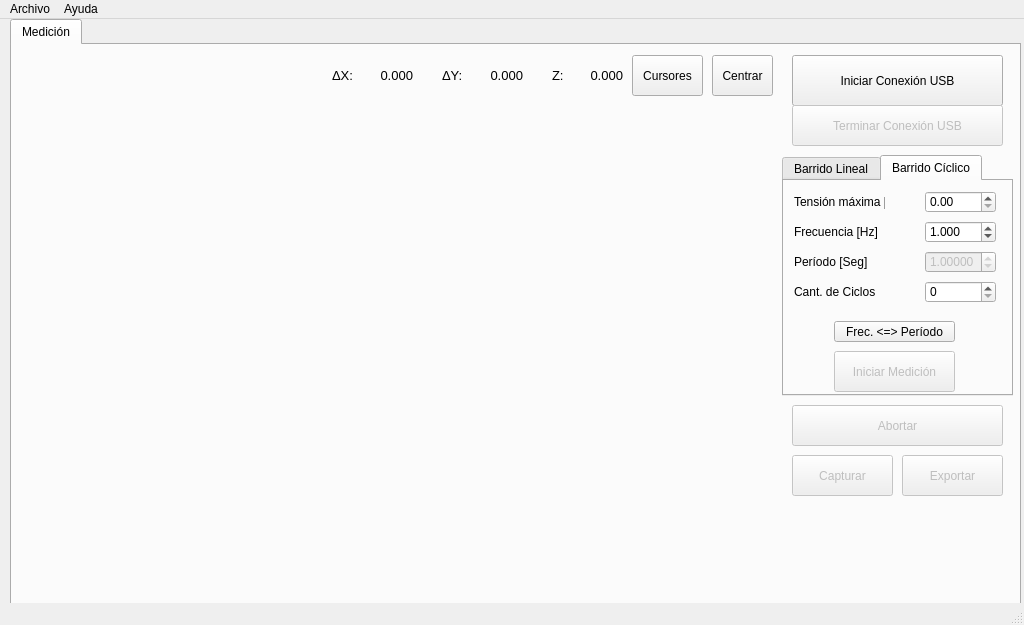
The window that qt/mainwindow.ui (potenciostato/potenciostato) describes before a commit, drawn with Qt 5.
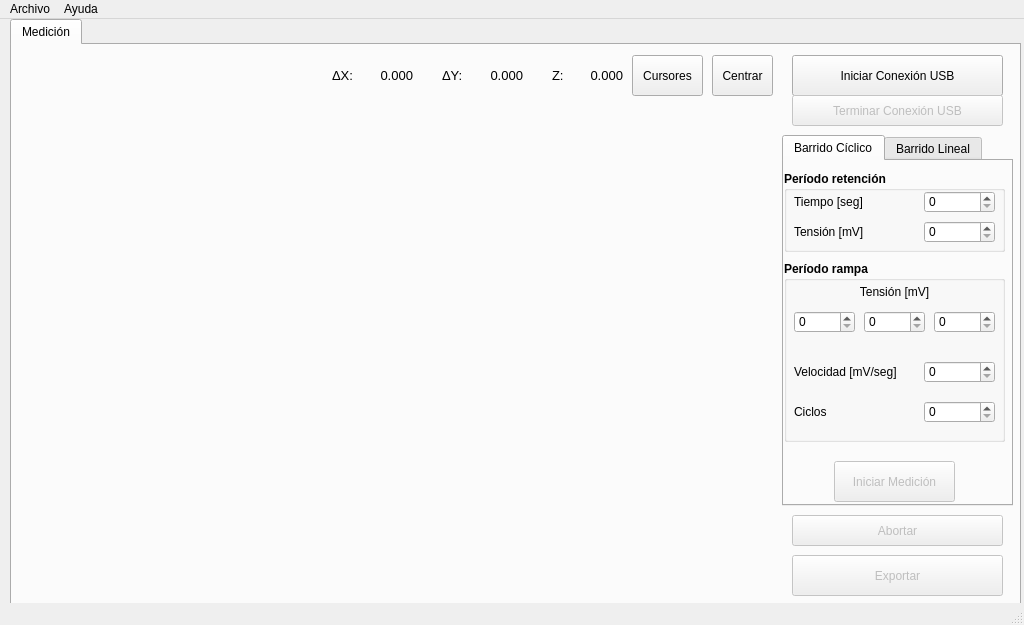
The same window after the commit. Custom widgets are drawn as their Qt base class.

The edit to the form file:
```diff
--- a/qt/mainwindow.ui
+++ b/qt/mainwindow.ui
@@ -50,9 +50,9 @@
       <property name="geometry">
        <rect>
         <x>780</x>
-        <y>360</y>
+        <y>470</y>
         <width>211</width>
-        <height>41</height>
+        <height>31</height>
        </rect>
       </property>
       <property name="font">
@@ -67,36 +67,15 @@
        <string>Abortar</string>
       </property>
      </widget>
-     <widget class="QPushButton" name="Bt_Capturar">
-      <property name="enabled">
-       <bool>false</bool>
-      </property>
-      <property name="geometry">
-       <rect>
-        <x>780</x>
-        <y>410</y>
-        <width>101</width>
-        <height>41</height>
-       </rect>
-      </property>
-      <property name="font">
-       <font>
-        <pointsize>9</pointsize>
-       </font>
-      </property>
-      <property name="text">
-       <string>Capturar</string>
-      </property>
-     </widget>
      <widget class="QPushButton" name="Bt_Exportar">
       <property name="enabled">
        <bool>false</bool>
       </property>
       <property name="geometry">
        <rect>
-        <x>890</x>
-        <y>410</y>
-        <width>101</width>
+        <x>780</x>
+        <y>510</y>
+        <width>211</width>
         <height>41</height>
        </rect>
       </property>
@@ -116,9 +95,9 @@
       <property name="geometry">
        <rect>
         <x>770</x>
-        <y>110</y>
+        <y>90</y>
         <width>231</width>
-        <height>241</height>
+        <height>371</height>
        </rect>
       </property>
       <property name="font">
@@ -126,10 +105,399 @@
         <pointsize>9</pointsize>
        </font>
       </property>
+      <property name="tabPosition">
+       <enum>QTabWidget::North</enum>
+      </property>
+      <property name="tabShape">
+       <enum>QTabWidget::Rounded</enum>
+      </property>
       <property name="currentIndex">
-       <number>1</number>
+       <number>0</number>
       </property>
-      <widget class="QWidget" name="tab">
+      <property name="elideMode">
+       <enum>Qt::ElideRight</enum>
+      </property>
+      <property name="usesScrollButtons">
+       <bool>false</bool>
+      </property>
+      <property name="documentMode">
+       <bool>false</bool>
+      </property>
+      <property name="tabsClosable">
+       <bool>false</bool>
+      </property>
+      <property name="movable">
+       <bool>false</bool>
+      </property>
+      <widget class="QWidget" name="tabCiclico">
+       <attribute name="title">
+        <string>Barrido Cíclico</string>
+       </attribute>
+       <widget class="QGroupBox" name="grupoPeriodoRetencion_2">
+        <property name="geometry">
+         <rect>
+          <x>0</x>
+          <y>10</y>
+          <width>221</width>
+          <height>81</height>
+         </rect>
+        </property>
+        <property name="font">
+         <font>
+          <pointsize>9</pointsize>
+          <weight>75</weight>
+          <bold>true</bold>
+         </font>
+        </property>
+        <property name="title">
+         <string>Período retención</string>
+        </property>
+        <widget class="QDoubleSpinBox" name="Num_SegRetCiclico">
+         <property name="geometry">
+          <rect>
+           <x>140</x>
+           <y>20</y>
+           <width>71</width>
+           <height>22</height>
+          </rect>
+         </property>
+         <property name="font">
+          <font>
+           <pointsize>9</pointsize>
+           <weight>50</weight>
+           <bold>false</bold>
+          </font>
+         </property>
+         <property name="decimals">
+          <number>0</number>
+         </property>
+         <property name="maximum">
+          <double>255.000000000000000</double>
+         </property>
+         <property name="singleStep">
+          <double>1.000000000000000</double>
+         </property>
+        </widget>
+        <widget class="QLabel" name="Lb_TenRetCiclico">
+         <property name="geometry">
+          <rect>
+           <x>10</x>
+           <y>50</y>
+           <width>91</width>
+           <height>21</height>
+          </rect>
+         </property>
+         <property name="font">
+          <font>
+           <pointsize>9</pointsize>
+           <weight>50</weight>
+           <bold>false</bold>
+          </font>
+         </property>
+         <property name="text">
+          <string>Tensión [mV]</string>
+         </property>
+        </widget>
+        <widget class="QDoubleSpinBox" name="Num_mVTenRetCiclico">
+         <property name="geometry">
+          <rect>
+           <x>140</x>
+           <y>50</y>
+           <width>71</width>
+           <height>22</height>
+          </rect>
+         </property>
+         <property name="font">
+          <font>
+           <pointsize>9</pointsize>
+           <weight>50</weight>
+           <bold>false</bold>
+          </font>
+         </property>
+         <property name="decimals">
+          <number>0</number>
+         </property>
+         <property name="maximum">
+          <double>1000.000000000000000</double>
+         </property>
+         <property name="singleStep">
+          <double>1.000000000000000</double>
+         </property>
+        </widget>
+        <widget class="QLabel" name="Lb_TiemRetCiclico">
+         <property name="geometry">
+          <rect>
+           <x>10</x>
+           <y>20</y>
+           <width>91</width>
+           <height>21</height>
+          </rect>
+         </property>
+         <property name="font">
+          <font>
+           <pointsize>9</pointsize>
+           <weight>50</weight>
+           <bold>false</bold>
+          </font>
+         </property>
+         <property name="text">
+          <string>Tiempo [seg]</string>
+         </property>
+        </widget>
+       </widget>
+       <widget class="QGroupBox" name="grupoPeriodoRetencion_3">
+        <property name="geometry">
+         <rect>
+          <x>0</x>
+          <y>100</y>
+          <width>221</width>
+          <height>181</height>
+         </rect>
+        </property>
+        <property name="font">
+         <font>
+          <pointsize>9</pointsize>
+          <weight>75</weight>
+          <bold>true</bold>
+         </font>
+        </property>
+        <property name="title">
+         <string>Período rampa</string>
+        </property>
+        <widget class="QDoubleSpinBox" name="Num_mVTen1Ciclico">
+         <property name="geometry">
+          <rect>
+           <x>10</x>
+           <y>50</y>
+           <width>61</width>
+           <height>22</height>
+          </rect>
+         </property>
+         <property name="font">
+          <font>
+           <pointsize>9</pointsize>
+           <weight>50</weight>
+           <bold>false</bold>
+          </font>
+         </property>
+         <property name="decimals">
+          <number>0</number>
+         </property>
+         <property name="maximum">
+          <double>1000.000000000000000</double>
+         </property>
+         <property name="singleStep">
+          <double>1.000000000000000</double>
+         </property>
+        </widget>
+        <widget class="QLabel" name="Lb_VelCiclico">
+         <property name="geometry">
+          <rect>
+           <x>10</x>
+           <y>100</y>
+           <width>111</width>
+           <height>21</height>
+          </rect>
+         </property>
+         <property name="font">
+          <font>
+           <pointsize>9</pointsize>
+           <weight>50</weight>
+           <bold>false</bold>
+          </font>
+         </property>
+         <property name="text">
+          <string>Velocidad [mV/seg]</string>
+         </property>
+        </widget>
+        <widget class="QDoubleSpinBox" name="Num_mVTen2Ciclico">
+         <property name="geometry">
+          <rect>
+           <x>80</x>
+           <y>50</y>
+           <width>61</width>
+           <height>22</height>
+          </rect>
+         </property>
+         <property name="font">
+          <font>
+           <pointsize>9</pointsize>
+           <weight>50</weight>
+           <bold>false</bold>
+          </font>
+         </property>
+         <property name="decimals">
+          <number>0</number>
+         </property>
+         <property name="maximum">
+          <double>1000.000000000000000</double>
+         </property>
+         <property name="singleStep">
+          <double>1.000000000000000</double>
+         </property>
+        </widget>
+        <widget class="QLabel" name="Lb_CicCiclico">
+         <property name="geometry">
+          <rect>
+           <x>10</x>
+           <y>140</y>
+           <width>111</width>
+           <height>21</height>
+          </rect>
+         </property>
+         <property name="font">
+          <font>
+           <pointsize>9</pointsize>
+           <weight>50</weight>
+           <bold>false</bold>
+          </font>
+         </property>
+         <property name="text">
+          <string>Ciclos</string>
+         </property>
+         <property name="alignment">
+          <set>Qt::AlignLeading|Qt::AlignLeft|Qt::AlignVCenter</set>
+         </property>
+        </widget>
+        <widget class="QDoubleSpinBox" name="Num_mVTen3Ciclico">
+         <property name="geometry">
+          <rect>
+           <x>150</x>
+           <y>50</y>
+           <width>61</width>
+           <height>22</height>
+          </rect>
+         </property>
+         <property name="font">
+          <font>
+           <pointsize>9</pointsize>
+           <weight>50</weight>
+           <bold>false</bold>
+          </font>
+         </property>
+         <property name="decimals">
+          <number>0</number>
+         </property>
+         <property name="maximum">
+          <double>1000.000000000000000</double>
+         </property>
+         <property name="singleStep">
+          <double>1.000000000000000</double>
+         </property>
+        </widget>
+        <widget class="QLabel" name="Lb_TenCiclico">
+         <property name="geometry">
+          <rect>
+           <x>10</x>
+           <y>20</y>
+           <width>201</width>
+           <height>21</height>
+          </rect>
+         </property>
+         <property name="font">
+          <font>
+           <pointsize>9</pointsize>
+           <weight>50</weight>
+           <bold>false</bold>
+          </font>
+         </property>
+         <property name="text">
+          <string>Tensión [mV]</string>
+         </property>
+         <property name="alignment">
+          <set>Qt::AlignCenter</set>
+         </property>
+        </widget>
+        <widget class="QDoubleSpinBox" name="Num_mVSegVelCiclico">
+         <property name="geometry">
+          <rect>
+           <x>140</x>
+           <y>100</y>
+           <width>71</width>
+           <height>22</height>
+          </rect>
+         </property>
+         <property name="font">
+          <font>
+           <pointsize>9</pointsize>
+           <weight>50</weight>
+           <bold>false</bold>
+          </font>
+         </property>
+         <property name="decimals">
+          <number>0</number>
+         </property>
+         <property name="minimum">
+          <double>0.000000000000000</double>
+         </property>
+         <property name="maximum">
+          <double>255.000000000000000</double>
+         </property>
+         <property name="singleStep">
+          <double>1.000000000000000</double>
+         </property>
+         <property name="value">
+          <double>0.000000000000000</double>
+         </property>
+        </widget>
+        <widget class="QDoubleSpinBox" name="Num_CicCiclico">
+         <property name="geometry">
+          <rect>
+           <x>140</x>
+           <y>140</y>
+           <width>71</width>
+           <height>22</height>
+          </rect>
+         </property>
+         <property name="font">
+          <font>
+           <pointsize>9</pointsize>
+           <weight>50</weight>
+           <bold>false</bold>
+          </font>
+         </property>
+         <property name="decimals">
+          <number>0</number>
+         </property>
+         <property name="maximum">
+          <double>255.000000000000000</double>
+         </property>
+         <property name="singleStep">
+          <double>1.000000000000000</double>
+         </property>
+        </widget>
+        <zorder>Lb_VelCiclico</zorder>
+        <zorder>Num_mVTen1Ciclico</zorder>
+        <zorder>Num_mVTen2Ciclico</zorder>
+        <zorder>Lb_CicCiclico</zorder>
+        <zorder>Lb_TenCiclico</zorder>
+        <zorder>Num_mVSegVelCiclico</zorder>
+        <zorder>Num_CicCiclico</zorder>
+        <zorder>Num_mVTen3Ciclico</zorder>
+       </widget>
+       <widget class="QPushButton" name="Bt_IniciarCiclico">
+        <property name="enabled">
+         <bool>false</bool>
+        </property>
+        <property name="geometry">
+         <rect>
+          <x>50</x>
+          <y>300</y>
+          <width>121</width>
+          <height>41</height>
+         </rect>
+        </property>
+        <property name="font">
+         <font>
+          <pointsize>9</pointsize>
+         </font>
+        </property>
+        <property name="text">
+         <string>Iniciar Medición</string>
+        </property>
+       </widget>
+      </widget>
+      <widget class="QWidget" name="tabLineal">
        <attribute name="title">
         <string>Barrido Lineal</string>
        </attribute>
@@ -208,115 +576,17 @@
          </font>
         </property>
         <property name="text">
-         <string>Frecuencia [Hz]</string>
-        </property>
-       </widget>
-       <widget class="QDoubleSpinBox" name="Num_HzLineal">
-        <property name="geometry">
-         <rect>
-          <x>141</x>
-          <y>40</y>
-          <width>71</width>
-          <height>22</height>
-         </rect>
-        </property>
-        <property name="font">
-         <font>
-          <pointsize>9</pointsize>
-         </font>
-        </property>
-        <property name="decimals">
-         <number>0</number>
-        </property>
-        <property name="maximum">
-         <double>10000.000000000000000</double>
-        </property>
-        <property name="singleStep">
-         <double>1.000000000000000</double>
-        </property>
-       </widget>
-      </widget>
-      <widget class="QWidget" name="tab_2">
-       <attribute name="title">
-        <string>Barrido Cíclico</string>
-       </attribute>
-       <widget class="QLabel" name="Lb_VCiclico">
-        <property name="geometry">
-         <rect>
-          <x>10</x>
-          <y>10</y>
-          <width>91</width>
-          <height>21</height>
-         </rect>
-        </property>
-        <property name="font">
-         <font>
-          <pointsize>9</pointsize>
-         </font>
-        </property>
-        <property name="text">
          <string>Tensión máxima [V]</string>
         </property>
        </widget>
-       <widget class="QDoubleSpinBox" name="Num_VCiclico">
-        <property name="geometry">
-         <rect>
-          <x>141</x>
-          <y>10</y>
-          <width>71</width>
-          <height>22</height>
-         </rect>
-        </property>
-        <property name="font">
-         <font>
-          <pointsize>9</pointsize>
-         </font>
-        </property>
-        <property name="maximum">
-         <double>3.300000000000000</double>
-        </property>
-        <property name="singleStep">
-         <double>0.100000000000000</double>
-        </property>
-       </widget>
-       <widget class="QDoubleSpinBox" name="Num_HzCiclico">
-        <property name="geometry">
-         <rect>
-          <x>141</x>
-          <y>40</y>
-          <width>71</width>
-          <height>22</height>
-         </rect>
-        </property>
-        <property name="font">
-         <font>
-          <pointsize>9</pointsize>
-         </font>
-        </property>
-        <property name="decimals">
-         <number>3</number>
-        </property>
-        <property name="minimum">
-         <double>0.025000000000000</double>
-        </property>
-        <property name="maximum">
-         <double>8000.000000000000000</double>
-        </property>
-        <property name="singleStep">
-         <double>0.001000000000000</double>
-        </property>
-        <property name="value">
-         <double>1.000000000000000</double>
-        </property>
-       </widget>
-       <widget class="QPushButton" name="Bt_IniciarCiclico">
+       <widget class="QPushButton" name="Bt_IniciarLineal">
         <property name="enabled">
          <bool>false</bool>
         </property>
         <property name="geometry">
          <rect>
           <x>50</x>
-          <y>170</y>
+          <y>300</y>
           <width>121</width>
           <height>41</height>
          </rect>
@@ -330,138 +600,6 @@
          <string>Iniciar Medición</string>
         </property>
        </widget>
-       <widget class="QLabel" name="Lb_HzCiclico">
-        <property name="geometry">
-         <rect>
-          <x>10</x>
-          <y>40</y>
-          <width>91</width>
-          <height>21</height>
-         </rect>
-        </property>
-        <property name="font">
-         <font>
-          <pointsize>9</pointsize>
-         </font>
-        </property>
-        <property name="text">
-         <string>Frecuencia [Hz]</string>
-        </property>
-       </widget>
-       <widget class="QDoubleSpinBox" name="Num_CicCiclico">
-        <property name="geometry">
-         <rect>
-          <x>141</x>
-          <y>100</y>
-          <width>71</width>
-          <height>22</height>
-         </rect>
-        </property>
-        <property name="font">
-         <font>
-          <pointsize>9</pointsize>
-         </font>
-        </property>
-        <property name="decimals">
-         <number>0</number>
-        </property>
-        <property name="maximum">
-         <double>10000.000000000000000</double>
-        </property>
-        <property name="singleStep">
-         <double>1.000000000000000</double>
-        </property>
-       </widget>
-       <widget class="QLabel" name="Lb_CicCiclico">
-        <property name="geometry">
-         <rect>
-          <x>10</x>
-          <y>100</y>
-          <width>91</width>
-          <height>21</height>
-         </rect>
-        </property>
-        <property name="font">
-         <font>
-          <pointsize>9</pointsize>
-         </font>
-        </property>
-        <property name="text">
-         <string>Cant. de Ciclos</string>
-        </property>
-       </widget>
-       <widget class="QLabel" name="Lb_SegCiclico">
-        <property name="geometry">
-         <rect>
-          <x>10</x>
-          <y>70</y>
-          <width>91</width>
-          <height>21</height>
-         </rect>
-        </property>
-        <property name="font">
-         <font>
-          <pointsize>9</pointsize>
-         </font>
-        </property>
-        <property name="text">
-         <string>Período [Seg]</string>
-        </property>
-       </widget>
-       <widget class="QDoubleSpinBox" name="Num_SegCiclico">
-        <property name="enabled">
-         <bool>false</bool>
-        </property>
-        <property name="geometry">
-         <rect>
-          <x>141</x>
-          <y>70</y>
-          <width>71</width>
-          <height>22</height>
-         </rect>
-        </property>
-        <property name="font">
-         <font>
-          <pointsize>9</pointsize>
-         </font>
-        </property>
-        <property name="decimals">
-         <number>5</number>
-        </property>
-        <property name="minimum">
-         <double>0.000130000000000</double>
-        </property>
-        <property name="maximum">
-         <double>40.000000000000000</double>
-        </property>
-        <property name="singleStep">
-         <double>0.000010000000000</double>
-        </property>
-        <property name="value">
-         <double>1.000000000000000</double>
-        </property>
-       </widget>
-       <widget class="QPushButton" name="Bt_FTCiclico">
-        <property name="enabled">
-         <bool>true</bool>
-        </property>
-        <property name="geometry">
-         <rect>
-          <x>50</x>
-          <y>140</y>
-          <width>121</width>
-          <height>21</height>
-         </rect>
-        </property>
-        <property name="font">
-         <font>
-          <pointsize>9</pointsize>
-         </font>
-        </property>
-        <property name="text">
-         <string>Frec. &lt;=&gt; Período</string>
-        </property>
-       </widget>
       </widget>
      </widget>
      <widget class="QPushButton" name="Bt_AutoCentrar">
@@ -644,7 +782,7 @@
         <x>780</x>
         <y>10</y>
         <width>211</width>
-        <height>51</height>
+        <height>41</height>
        </rect>
       </property>
       <property name="font">
@@ -663,9 +801,9 @@
       <property name="geometry">
        <rect>
         <x>780</x>
-        <y>60</y>
+        <y>50</y>
         <width>211</width>
-        <height>41</height>
+        <height>31</height>
        </rect>
       </property>
       <property name="font">
```
Left out of the diff: 59 changed lines with no effect on the pictures.
